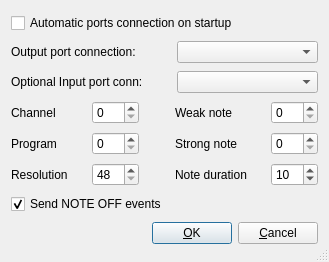
The window that src/kmetropreferencesbase.ui (pedrolcl/kmetronome) describes before a commit, drawn with Qt 5.
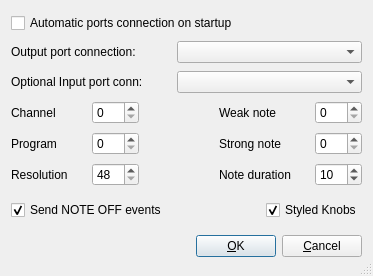
The same window after the commit. Custom widgets are drawn as their Qt base class.

Commit message: * New configuration option: styled knobs

```diff
--- a/src/kmetropreferencesbase.ui
+++ b/src/kmetropreferencesbase.ui
@@ -25,8 +25,8 @@
    <rect>
     <x>0</x>
     <y>0</y>
-    <width>329</width>
-    <height>262</height>
+    <width>373</width>
+    <height>276</height>
    </rect>
   </property>
   <property name="windowTitle" >
@@ -395,7 +395,7 @@
     </layout>
    </item>
    <item row="6" column="0" colspan="3" >
-    <layout class="QHBoxLayout" >
+    <layout class="QHBoxLayout" name="horizontalLayout" >
      <item>
       <widget class="QCheckBox" name="m_use_noteoff" >
        <property name="text" >
@@ -416,12 +416,22 @@
        </property>
        <property name="sizeHint" stdset="0" >
         <size>
-         <width>34</width>
-         <height>20</height>
+         <width>88</width>
+         <height>33</height>
         </size>
        </property>
       </spacer>
      </item>
+     <item>
+      <widget class="QCheckBox" name="m_styledknobs" >
+       <property name="text" >
+        <string>Styled Knobs</string>
+       </property>
+       <property name="checked" >
+        <bool>true</bool>
+       </property>
+      </widget>
+     </item>
     </layout>
    </item>
    <item row="7" column="0" colspan="3" >
```
The commit also changes 7 other files.
